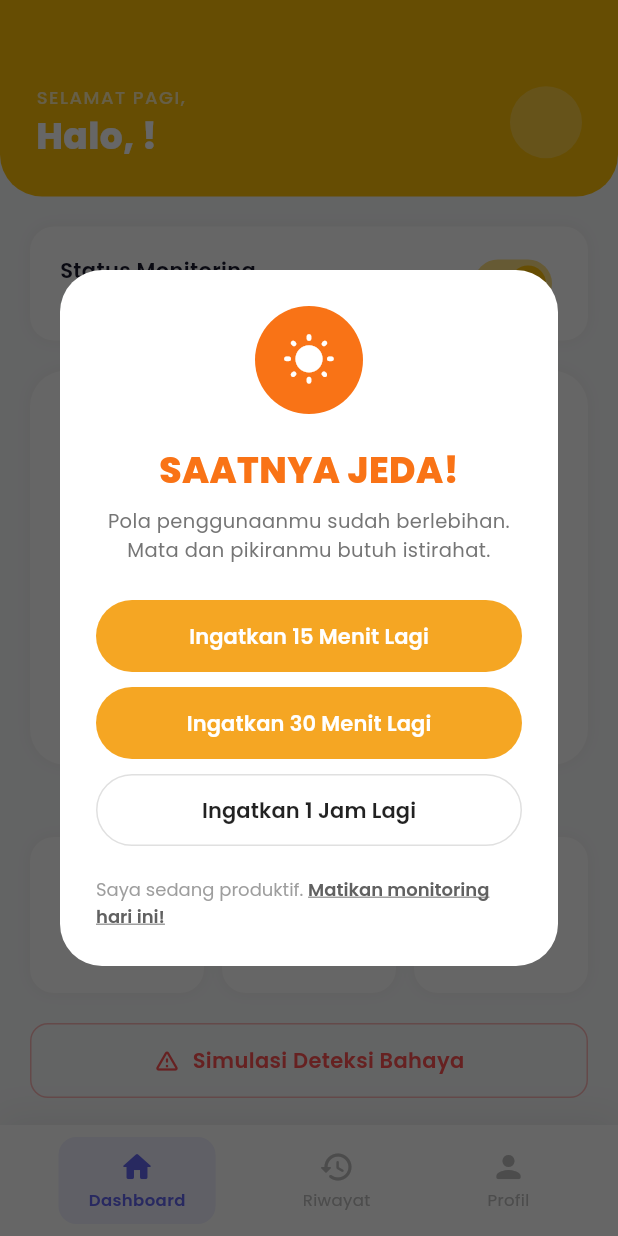
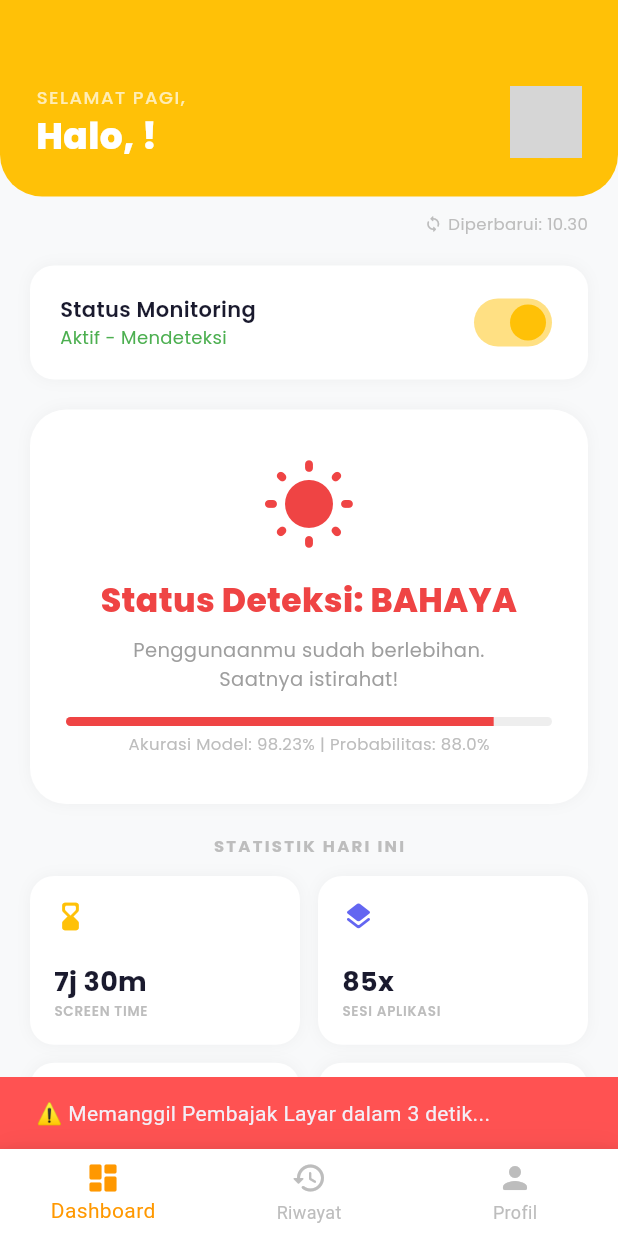
Before and after one commit to wisnubaik/jeda_app, a Flutter app: the HomeScreen screen opened by its route, on a phone screen of 412 x 824 dp. Run offline on Flutter 3.47's test engine with Material 3 defaults, Android fonts, the light colour scheme and no system bars; our stand-ins replace flutter_local_notifications, google_fonts, image_picker, shared_preferences; missing offline and left inert: flutter_overlay_window; accounts and stored records are empty; grey boxes are pictures that could not be loaded.

Commit message:
update aja

```diff
--- a/lib/screens/dashboard_screen.dart
+++ b/lib/screens/dashboard_screen.dart
@@ -1,3 +1,4 @@
+import 'dart:async';
 import 'dart:io';
 import 'package:flutter/material.dart';
 import 'package:google_fonts/google_fonts.dart';
@@ -17,18 +18,63 @@ class _DashboardScreenState extends State<DashboardScreen> {
   String _userName = 'Pengguna';
   String? _userPhoto;
   bool _monitoringEnabled = true;
+  Timer? _timer;
+  DateTime _lastUpdated = DateTime.now();
 
   @override
   void initState() {
     super.initState();
     _loadUser();
+
     WidgetsBinding.instance.addPostFrameCallback((_) async {
       final provider = context.read<AppProvider>();
       await provider.fetchUsageData();
-      if (provider.prediction == 1 && _monitoringEnabled && mounted) {
-        JedaAlertDialog.show(context);
+      setState(() => _lastUpdated = DateTime.now());
+
+      if (!_monitoringEnabled || !mounted) return;
+
+      // Cek apakah monitoring dimatikan hari ini
+      final prefs = await SharedPreferences.getInstance();
+      final disabledToday = prefs.getBool('monitoring_disabled_today') ?? false;
+      if (disabledToday) return;
+
+      final snoozeUntil = prefs.getString('snooze_until');
+      if (snoozeUntil != null) {
+        final snoozeTime = DateTime.parse(snoozeUntil);
+        if (DateTime.now().isBefore(snoozeTime)) return;
+      }
+
+      // 💡 TRIGEER ALARM OTOMATIS BERDASARKAN HASIL NAIVE BAYES
+      if (provider.prediction == 1) {
+
+        // PASANG PELACAK: Memunculkan teks di bawah layar
+        ScaffoldMessenger.of(context).showSnackBar(
+          const SnackBar(
+            content: Text('⚠️ Memanggil Pembajak Layar dalam 3 detik...'),
+            backgroundColor: Colors.redAccent,
+            duration: Duration(seconds: 3),
+          ),
+        );
+
+        // Delay 3 detik lalu tembak Overlay!
+        Future.delayed(const Duration(seconds: 3), () async {
+          await provider.showOverlayAlert();
+        });
       }
     });
+
+    _timer = Timer.periodic(const Duration(minutes: 1), (_) async {
+      if (!mounted) return;
+      final provider = context.read<AppProvider>();
+      await provider.fetchUsageData();
+      setState(() => _lastUpdated = DateTime.now());
+    });
+  }
+
+  @override
+  void dispose() {
+    _timer?.cancel();
+    super.dispose();
   }
 
   Future<void> _loadUser() async {
@@ -65,7 +111,7 @@ class _DashboardScreenState extends State<DashboardScreen> {
     final Color statusColor =
         status == 'AMAN' ? const Color(0xFF4CAF50) : const Color(0xFFEF4444);
     final String statusLabel =
-        status == 'AMAN' ? 'Kondisi AMAN' : 'Kondisi BAHAYA';
+        status == 'AMAN' ? 'Status Deteksi: AMAN' : 'Status Deteksi: BAHAYA';
     final String statusDesc = status == 'AMAN'
         ? 'Penggunaanmu masih wajar.\nPertahankan!'
         : 'Penggunaanmu sudah berlebihan.\nSaatnya istirahat!';
@@ -77,7 +123,10 @@ class _DashboardScreenState extends State<DashboardScreen> {
               child: CircularProgressIndicator(color: Color(0xFFFFC107)))
           : RefreshIndicator(
               color: const Color(0xFFFFC107),
-              onRefresh: () => provider.fetchUsageData(),
+              onRefresh: () async {
+                await provider.fetchUsageData();
+                setState(() => _lastUpdated = DateTime.now());
+              },
               child: SingleChildScrollView(
                 physics: const AlwaysScrollableScrollPhysics(),
                 child: Column(
@@ -119,8 +168,8 @@ class _DashboardScreenState extends State<DashboardScreen> {
                             ],
                           ),
                           GestureDetector(
-                            onTap: () =>
-                                Navigator.pushNamed(context, '/profile'),
+                            onTap: () => Navigator.pushNamed(
+                                context, '/edit-profile'),
                             child: CircleAvatar(
                               radius: 24,
                               backgroundColor: Colors.white24,
@@ -131,6 +180,26 @@ class _DashboardScreenState extends State<DashboardScreen> {
                                   ? const Icon(Icons.person_rounded,
                                       color: Colors.white)
                                   : null,
+                            ),
+                          ),
+                        ],
+                      ),
+                    ),
+
+                    // Last updated indicator
+                    Padding(
+                      padding: const EdgeInsets.fromLTRB(20, 10, 20, 0),
+                      child: Row(
+                        mainAxisAlignment: MainAxisAlignment.end,
+                        children: [
+                          Icon(Icons.sync_rounded,
+                              size: 12, color: Colors.grey[400]),
+                          const SizedBox(width: 4),
+                          Text(
+                            'Diperbarui: ${_lastUpdated.hour.toString().padLeft(2, '0')}.${_lastUpdated.minute.toString().padLeft(2, '0')}',
+                            style: GoogleFonts.poppins(
+                              fontSize: 11,
+                              color: Colors.grey[400],
                             ),
                           ),
                         ],
@@ -173,7 +242,7 @@ class _DashboardScreenState extends State<DashboardScreen> {
                                     Text(
                                       _monitoringEnabled
                                           ? 'Aktif - Mendeteksi'
-                                          : 'Istirahat / Produktif Mode',
+                                          : 'Istirahat Mode',
                                       style: GoogleFonts.poppins(
                                         fontSize: 12,
                                         color: _monitoringEnabled
@@ -212,14 +281,12 @@ class _DashboardScreenState extends State<DashboardScreen> {
                             child: _monitoringEnabled
                                 ? Column(
                                     children: [
-                                      Icon(
-                                        Icons.wb_sunny_rounded,
-                                        size: 64,
-                                        color: statusColor,
-                                      ),
+                                      Icon(Icons.wb_sunny_rounded,
+                                          size: 64, color: statusColor),
                                       const SizedBox(height: 16),
                                       Text(
                                         statusLabel,
+                                        textAlign: TextAlign.center,
                                         style: GoogleFonts.poppins(
                                           fontSize: 22,
                                           fontWeight: FontWeight.w800,
@@ -238,8 +305,7 @@ class _DashboardScreenState extends State<DashboardScreen> {
                                       ),
                                       const SizedBox(height: 16),
                                       ClipRRect(
-                                        borderRadius:
-                                            BorderRadius.circular(8),
+                                        borderRadius: BorderRadius.circular(8),
                                         child: LinearProgressIndicator(
                                           value: prob,
                                           minHeight: 6,
@@ -249,7 +315,7 @@ class _DashboardScreenState extends State<DashboardScreen> {
                                       ),
                                       const SizedBox(height: 4),
                                       Text(
-                                        '${(prob * 100).toStringAsFixed(1)}% probabilitas kecanduan',
+                                        'Akurasi Model: 98.23% | Probabilitas: ${(prob * 100).toStringAsFixed(1)}%',
                                         style: GoogleFonts.poppins(
                                           fontSize: 11,
                                           color: Colors.grey[400],
@@ -259,11 +325,8 @@ class _DashboardScreenState extends State<DashboardScreen> {
                                   )
                                 : Column(
                                     children: [
-                                      Icon(
-                                        Icons.wb_sunny_rounded,
-                                        size: 64,
-                                        color: Colors.grey[300],
-                                      ),
+                                      Icon(Icons.wb_sunny_rounded,
+                                          size: 64, color: Colors.grey[300]),
                                       const SizedBox(height: 16),
                                       Text(
                                         'Monitoring Mati',
@@ -273,21 +336,12 @@ class _DashboardScreenState extends State<DashboardScreen> {
                                           color: Colors.grey[400],
                                         ),
                                       ),
-                                      const SizedBox(height: 8),
-                                      Text(
-                                        'Aktifkan switch di atas untuk memulai deteksi.',
-                                        textAlign: TextAlign.center,
-                                        style: GoogleFonts.poppins(
-                                          fontSize: 13,
-                                          color: Colors.grey[400],
-                                        ),
-                                      ),
                                     ],
                                   ),
                           ),
                           const SizedBox(height: 20),
 
-                          // Grid Stats
+                          // Grid Stats Penuh
                           Text(
                             'STATISTIK HARI INI',
                             style: GoogleFonts.poppins(
@@ -299,69 +353,87 @@ class _DashboardScreenState extends State<DashboardScreen> {
                           ),
                           const SizedBox(height: 12),
 
-                          Row(
+                          GridView.count(
+                            shrinkWrap: true,
+                            physics: const NeverScrollableScrollPhysics(),
+                            crossAxisCount: 2,
+                            crossAxisSpacing: 12,
+                            mainAxisSpacing: 12,
+                            childAspectRatio: 1.6,
                             children: [
-                              Expanded(
-                                child: _statCard(
+                              _statCard(
                                 icon: Icons.hourglass_bottom_rounded,
                                 iconColor: const Color(0xFFFFC107),
                                 label: 'SCREEN TIME',
                                 value: _formatHours(data.dailyScreenTime),
                               ),
+                              _statCard(
+                                icon: Icons.layers_rounded,
+                                iconColor: const Color(0xFF6366F1),
+                                label: 'SESI APLIKASI',
+                                value: '${data.appSessions.toInt()}x',
                               ),
-                              const SizedBox(width: 12),
-                              Expanded(
-                                child: _statCard(
-                                  icon: Icons.lock_open_rounded,
-                                  iconColor: const Color(0xFFFFC107),
-                                  label: 'UNLOCK',
-                                  value: '${data.appSessions}x',
+                              _statCard(
+                                icon: Icons.tag_rounded,
+                                iconColor: const Color(0xFFEC4899),
+                                label: 'SOSIAL MEDIA',
+                                value: _formatHours(data.socialMediaUsage),
                               ),
+                              _statCard(
+                                icon: Icons.sports_esports_rounded,
+                                iconColor: const Color(0xFF10B981),
+                                label: 'GAMING',
+                                value: _formatHours(data.gamingTime),
                               ),
-                              const SizedBox(width: 12),
-                              Expanded(
-                                child: _statCard(
+                              _statCard(
+                                icon: Icons.notifications_rounded,
+                                iconColor: const Color(0xFFF59E0B),
+                                label: 'NOTIFIKASI',
+                                value: '${data.notifications.toInt()}',
+                              ),
+                              _statCard(
                                 icon: Icons.nightlight_round,
-                                  iconColor: const Color(0xFFFFC107),
+                                iconColor: const Color(0xFF6366F1),
                                 label: 'SESI MALAM',
                                 value: _formatHours(data.nightUsage),
                               ),
+                              _statCard(
+                                icon: Icons.grid_view_rounded,
+                                iconColor: const Color(0xFFFFC107),
+                                label: 'APP TERINSTALL',
+                                value: '${data.appsInstalled.toInt()}',
                               ),
                             ],
                           ),
                           const SizedBox(height: 20),
 
-                          // Simulasi Deteksi Bahaya
-                          GestureDetector(
-                            onTap: () => JedaAlertDialog.show(context),
-                            child: Container(
+                          // 💡 TOMBOL SENJATA RAHASIA DEMO SIDANG
+                          SizedBox(
                             width: double.infinity,
-                              padding:
-                                  const EdgeInsets.symmetric(vertical: 14),
-                              decoration: BoxDecoration(
-                                border: Border.all(
-                                  color: Colors.redAccent.withOpacity(0.4),
-                                ),
-                                borderRadius: BorderRadius.circular(12),
-                              ),
-                              child: Row(
-                                mainAxisAlignment: MainAxisAlignment.center,
-                                children: [
-                                  const Icon(Icons.warning_amber_rounded,
-                                      color: Colors.redAccent, size: 18),
-                                  const SizedBox(width: 8),
-                                  Text(
-                                    'Simulasi Deteksi Bahaya',
-                                    style: GoogleFonts.poppins(
-                                      color: Colors.redAccent,
-                                      fontWeight: FontWeight.w600,
-                                      fontSize: 14,
+                            child: ElevatedButton.icon(
+                              onPressed: () async {
+                                // Eksekusi langsung tanpa nunggu proses otomatis!
+                                await context.read<AppProvider>().showOverlayAlert();
+                              },
+                              style: ElevatedButton.styleFrom(
+                                backgroundColor: const Color(0xFF1A1A2E),
+                                padding: const EdgeInsets.symmetric(vertical: 16),
+                                shape: RoundedRectangleBorder(
+                                  borderRadius: BorderRadius.circular(16),
                                 ),
                               ),
-                                ],
+                              icon: const Icon(Icons.rocket_launch_rounded, color: Colors.white),
+                              label: Text(
+                                'DEMO POP-UP JEDA',
+                                style: GoogleFonts.poppins(
+                                  fontWeight: FontWeight.w700,
+                                  color: Colors.white,
+                                  letterSpacing: 1,
                                 ),
                               ),
                             ),
+                          ),
+                          const SizedBox(height: 40),
                         ],
                       ),
                     ),
@@ -372,46 +444,21 @@ class _DashboardScreenState extends State<DashboardScreen> {
     );
   }
 
-  Widget _statCard({
-    required IconData icon,
-    required Color iconColor,
-    required String label,
-    required String value,
-  }) {
+  Widget _statCard({required IconData icon, required Color iconColor, required String label, required String value}) {
     return Container(
-      padding: const EdgeInsets.symmetric(vertical: 16, horizontal: 12),
+      padding: const EdgeInsets.all(16),
       decoration: BoxDecoration(
         color: Colors.white,
         borderRadius: BorderRadius.circular(16),
-        boxShadow: [
-          BoxShadow(
-            color: Colors.black.withOpacity(0.04),
-            blurRadius: 8,
-          )
-        ],
+        boxShadow: [BoxShadow(color: Colors.black.withOpacity(0.04), blurRadius: 8)],
       ),
       child: Column(
+        crossAxisAlignment: CrossAxisAlignment.start,
         children: [
-          Icon(icon, color: iconColor, size: 24),
-          const SizedBox(height: 8),
-          Text(
-            label,
-            style: GoogleFonts.poppins(
-              fontSize: 9,
-              color: Colors.grey[400],
-              letterSpacing: 0.5,
-              fontWeight: FontWeight.w600,
-            ),
-          ),
-          const SizedBox(height: 4),
-          Text(
-            value,
-            style: GoogleFonts.poppins(
-              fontSize: 16,
-              fontWeight: FontWeight.w700,
-              color: const Color(0xFF1A1A2E),
-            ),
-          ),
+          Icon(icon, color: iconColor, size: 22),
+          const Spacer(),
+          Text(value, style: GoogleFonts.poppins(fontSize: 18, fontWeight: FontWeight.w700, color: const Color(0xFF1A1A2E))),
+          Text(label, style: GoogleFonts.poppins(fontSize: 9, color: Colors.grey[400], letterSpacing: 0.5, fontWeight: FontWeight.w600)),
         ],
       ),
     );
--- a/lib/screens/home_screen.dart
+++ b/lib/screens/home_screen.dart
@@ -1,8 +1,10 @@
 import 'package:flutter/material.dart';
 import 'package:google_fonts/google_fonts.dart';
+
+// Pastikan 3 baris import ini ada dan benar
 import 'dashboard_screen.dart';
+import 'history/history_screen.dart';
 import 'profile/profile_screen.dart';
-import 'history/history_screen.dart';
 
 class HomeScreen extends StatefulWidget {
   const HomeScreen({super.key});
@@ -14,93 +16,49 @@ class HomeScreen extends StatefulWidget {
 class _HomeScreenState extends State<HomeScreen> {
   int _selectedIndex = 0;
 
-  final List<Widget> _screens = const [
-    DashboardScreen(),
-    HistoryScreen(),
-    ProfileScreen(),
+    final List<Widget> _screens = [
+    const DashboardScreen(),
+    const HistoryScreen(),
+    const ProfileScreen(),
   ];
+
 
   @override
   Widget build(BuildContext context) {
     return Scaffold(
-      body: IndexedStack(
-        index: _selectedIndex,
-        children: _screens,
-      ),
+      body: _screens[_selectedIndex],
       bottomNavigationBar: Container(
         decoration: BoxDecoration(
           color: Colors.white,
           boxShadow: [
             BoxShadow(
-              color: Colors.black.withOpacity(0.06),
-              blurRadius: 20,
-              offset: const Offset(0, -4),
+              color: Colors.black.withOpacity(0.05),
+              blurRadius: 15,
+              offset: const Offset(0, -2),
             ),
           ],
         ),
-        child: SafeArea(
-          child: Padding(
-            padding: const EdgeInsets.symmetric(horizontal: 20, vertical: 8),
-            child: Row(
-              mainAxisAlignment: MainAxisAlignment.spaceAround,
-              children: [
-                _navItem(
-                  icon: Icons.home_rounded,
-                  label: 'Dashboard',
-                  index: 0,
-                ),
-                _navItem(
-                  icon: Icons.history_rounded,
-                  label: 'Riwayat',
-                  index: 1,
-                ),
-                _navItem(
-                  icon: Icons.person_rounded,
-                  label: 'Profil',
-                  index: 2,
-                ),
-              ],
+        child: BottomNavigationBar(
+          currentIndex: _selectedIndex,
+          onTap: (index) => setState(() => _selectedIndex = index),
+          backgroundColor: Colors.white,
+          selectedItemColor: Colors.orange,
+          unselectedItemColor: Colors.grey[400],
+          showSelectedLabels: true,
+          showUnselectedLabels: true,
+          type: BottomNavigationBarType.fixed,
+          items: const [
+            BottomNavigationBarItem(
+              icon: Icon(Icons.dashboard_rounded),
+              label: 'Dashboard',
             ),
-          ),
-        ),
-      ),
-    );
-  }
-
-  Widget _navItem({
-    required IconData icon,
-    required String label,
-    required int index,
-  }) {
-    final isSelected = _selectedIndex == index;
-    final color =
-        isSelected ? const Color(0xFF6366F1) : Colors.grey[400]!;
-
-    return GestureDetector(
-      onTap: () => setState(() => _selectedIndex = index),
-      behavior: HitTestBehavior.opaque,
-      child: AnimatedContainer(
-        duration: const Duration(milliseconds: 200),
-        padding: const EdgeInsets.symmetric(horizontal: 20, vertical: 8),
-        decoration: BoxDecoration(
-          color: isSelected
-              ? const Color(0xFF6366F1).withOpacity(0.1)
-              : Colors.transparent,
-          borderRadius: BorderRadius.circular(12),
-        ),
-        child: Column(
-          mainAxisSize: MainAxisSize.min,
-          children: [
-            Icon(icon, color: color, size: 24),
-            const SizedBox(height: 2),
-            Text(
-              label,
-              style: GoogleFonts.poppins(
-                fontSize: 11,
-                color: color,
-                fontWeight:
-                    isSelected ? FontWeight.w600 : FontWeight.w400,
-              ),
+            BottomNavigationBarItem(
+              icon: Icon(Icons.history_rounded),
+              label: 'Riwayat',
+            ),
+            BottomNavigationBarItem(
+              icon: Icon(Icons.person_rounded),
+              label: 'Profil',
             ),
           ],
         ),
--- a/pubspec.yaml
+++ b/pubspec.yaml
@@ -7,6 +7,7 @@ environment:
   sdk: ^3.7.2
 
 dependencies:
+  flutter_overlay_window: ^0.5.0
   flutter:
     sdk: flutter
   cupertino_icons: ^1.0.8
@@ -15,6 +16,8 @@ dependencies:
   google_fonts: ^6.1.0
   change_app_package_name: ^1.5.0
   image_picker: ^1.0.7
+  permission_handler: ^12.0.1
+  flutter_local_notifications: ^19.5.0
 
 dev_dependencies:
   flutter_test:
```
Also changed, not shown: lib/main.dart (+23 -5 lines), lib/screens/history_screen.dart (+38 -25 lines), lib/screens/permission_screen.dart (+9 -5 lines), lib/screens/profile/profile_screen.dart (+4 -8 lines), lib/services/app_provider.dart (+112 -22 lines), lib/widgets/jeda_alert_dialog.dart (+26 -7 lines), lib/widgets/jeda_overlay_widget.dart (added, +65 -0 lines), pubspec.lock, 6 other files. Lines whose indentation alone changed are shown as unchanged.
